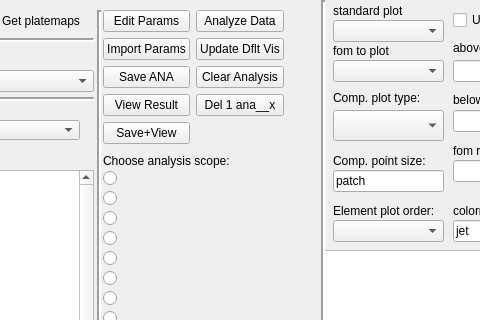
Before: the Qt Designer form QtDesign/CalcFOMForm.ui in johnmgregoire/JCAPDataProcess, drawn with Qt 5; both pictures show x 187 to 667 and y 0 to 320 of the 1142 by 882 pixel window.
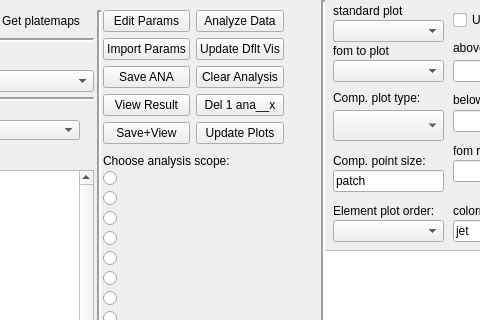
After: the same form once the commit is applied.

Commit message:
Calc FOM fixes
top level description now analysis names and plat_ids. deleting a single
ana__x now works. posn plot scatter size is smaller and there is an
"update plots button"

The edit to the form file:
```diff
--- a/QtDesign/CalcFOMForm.ui
+++ b/QtDesign/CalcFOMForm.ui
@@ -264,6 +264,23 @@
       </property>
      </widget>
     </item>
+    <item row="4" column="1">
+     <widget class="QPushButton" name="UpdatePlotPushButton">
+      <property name="sizePolicy">
+       <sizepolicy hsizetype="Minimum" vsizetype="Fixed">
+        <horstretch>0</horstretch>
+        <verstretch>0</verstretch>
+       </sizepolicy>
+      </property>
+      <property name="toolTip">
+       <string>Edit the FOM visualization parameters in the .csv
+ONLY WORKS ON MOST RECENT &quot;Analyze Data&quot;</string>
+      </property>
+      <property name="text">
+       <string>Update Plots</string>
+      </property>
+     </widget>
+    </item>
    </layout>
   </widget>
   <widget class="QPushButton" name="ImportExpPushButton">
```
The commit also changes 2 other files.
